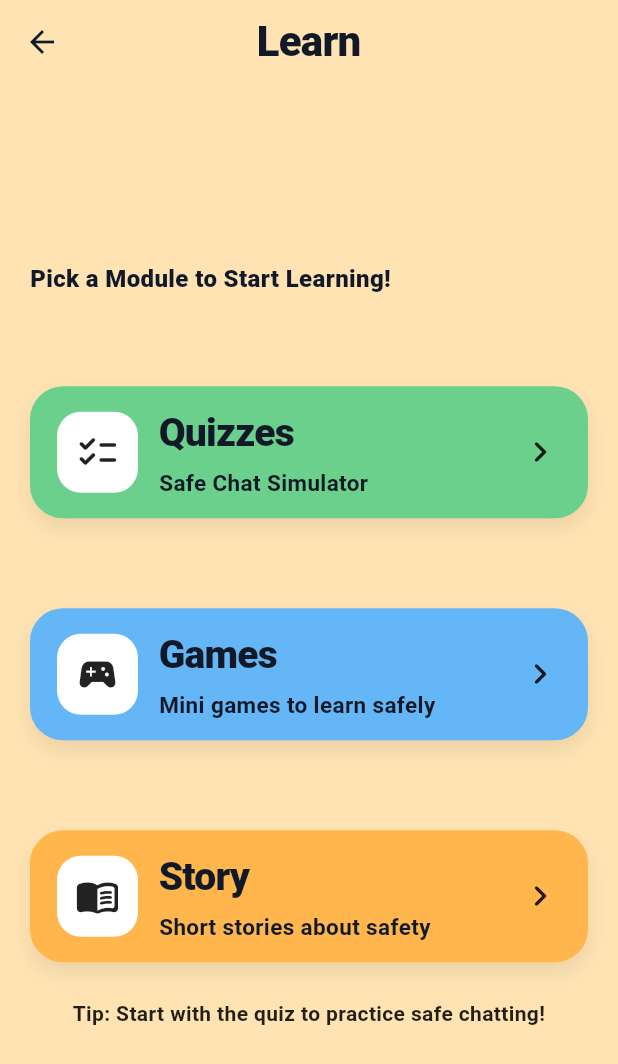
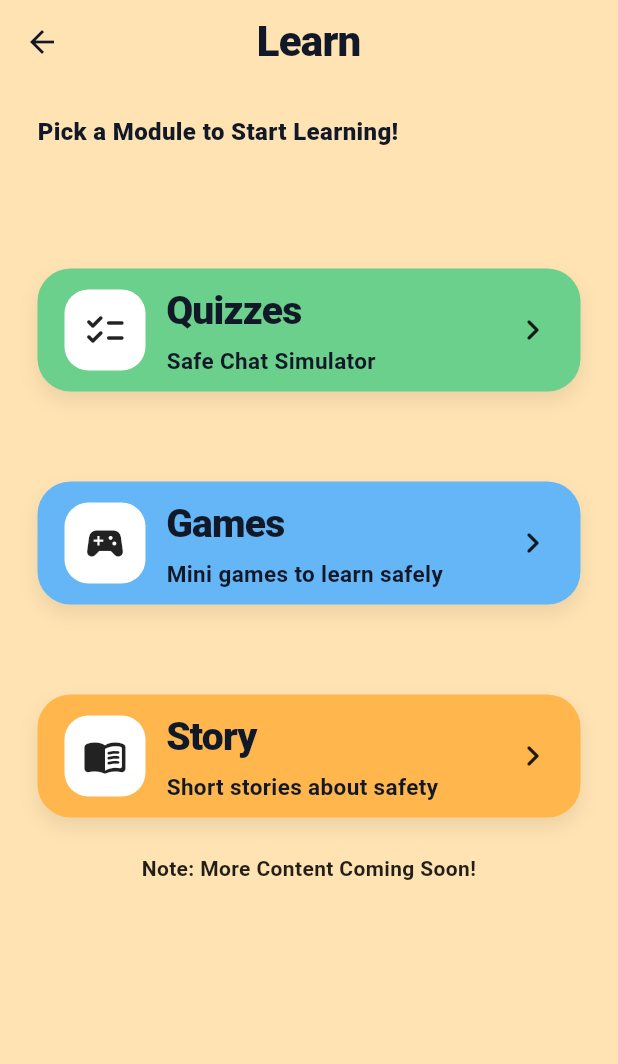
Before and after one commit to AdrienneChiu/COMP826_MobileSystems, a Flutter app: the LearnView screen opened by its route, on a phone screen of 412 x 824 dp. Shown: the top 1064 px of the screen. Run offline on Flutter 3.47's test engine with Material 3 defaults, Android fonts, the phone set to English and light mode, and no system bars; our stand-ins replace shared_preferences; accounts and stored records are empty.

Commit message:
made adjustment to layout in learn page

```diff
--- a/lib/view/learn_view.dart
+++ b/lib/view/learn_view.dart
@@ -24,9 +24,9 @@ class LearnView extends StatelessWidget {
           style: TextStyle(fontSize: 28, fontWeight: FontWeight.w900),
         ),
       ),
-      body: Center(
+      body: Padding(
+        padding: const EdgeInsets.fromLTRB(25, 20, 25, 28),
         child: SingleChildScrollView(
-          padding: const EdgeInsets.fromLTRB(20, 8, 20, 28),
           child: ConstrainedBox(
             constraints: const BoxConstraints(maxWidth: 560),
             child: Column(
@@ -42,7 +42,7 @@ class LearnView extends StatelessWidget {
                     ),
                   ),
                 ),
-                const SizedBox(height: 60),
+                const SizedBox(height: 80),
 
                 _ActionTile(
                   color: AppColors.greenTile,
@@ -63,8 +63,6 @@ class LearnView extends StatelessWidget {
                 ),
                 const SizedBox(height: 60),
 
-
-
                 _ActionTile(
                   color: AppColors.orangeTile,
                   icon: Icons.menu_book_rounded,
@@ -75,7 +73,7 @@ class LearnView extends StatelessWidget {
 
                 const SizedBox(height: 24),
                 Text(
-                  'Tip: Start with the quiz to practice safe chatting!',
+                  'Note: More Content Coming Soon!',
                   style: text.bodyMedium?.copyWith(
                     fontWeight: FontWeight.w600,
                     color: Colors.black87,
@@ -109,7 +107,7 @@ class _ActionTile extends StatelessWidget {
 
   @override
   Widget build(BuildContext context) {
-    const double tileHeight = 88;   // adjust to taste (82–96 looks good)
+    const double tileHeight = 82;   // adjust to taste (82–96 looks good)
     const double radius = 22;
     const double badge = 54;        // white icon badge
     const double iconSize = 30;
```
